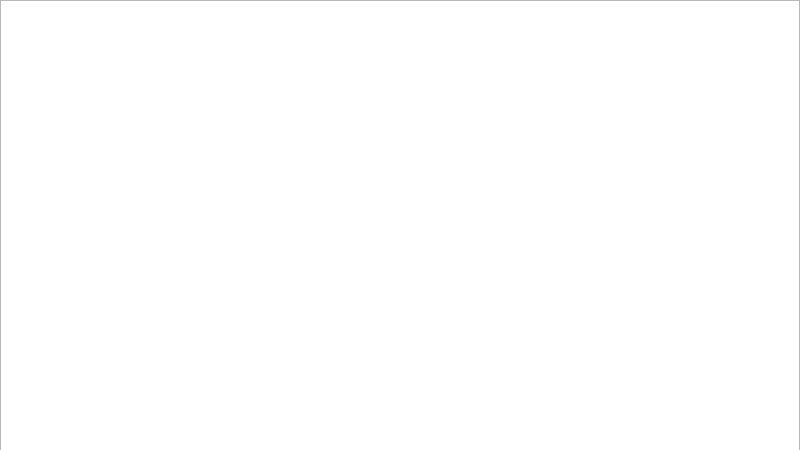
First picture: the form in afficheur.ui, repository Cyfell/bluedis-server, before the edit.
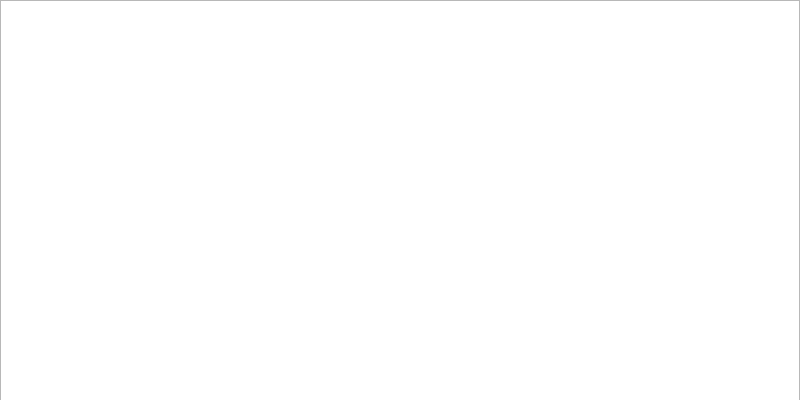
Second picture: the form after the edit.

```diff
--- a/afficheur.ui
+++ b/afficheur.ui
@@ -7,7 +7,7 @@
     <x>0</x>
     <y>0</y>
     <width>800</width>
-    <height>450</height>
+    <height>400</height>
    </rect>
   </property>
   <property name="windowTitle">
```
